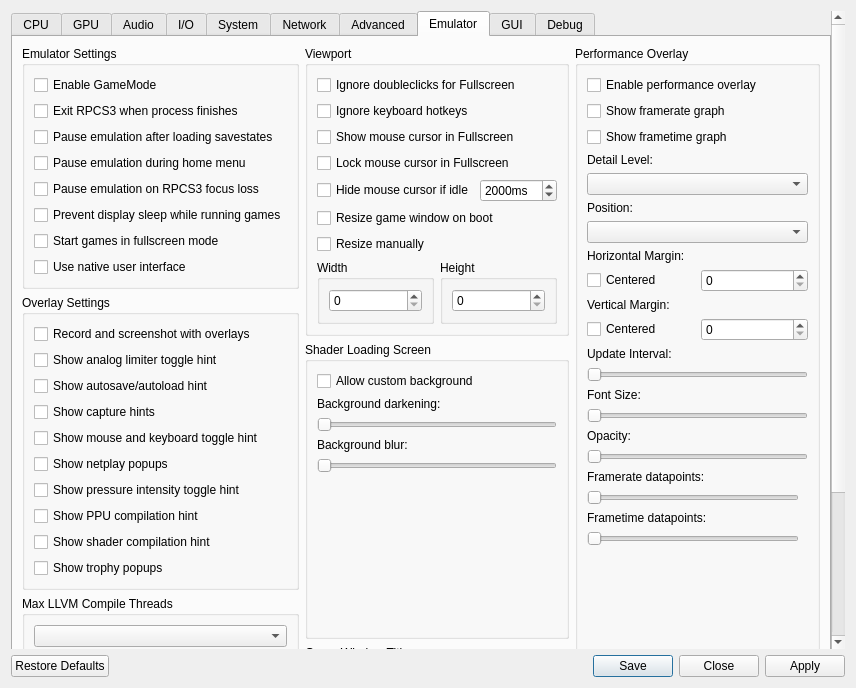
RPCS3/rpcs3, file rpcs3/rpcs3qt/settings_dialog.ui: the form before one commit.
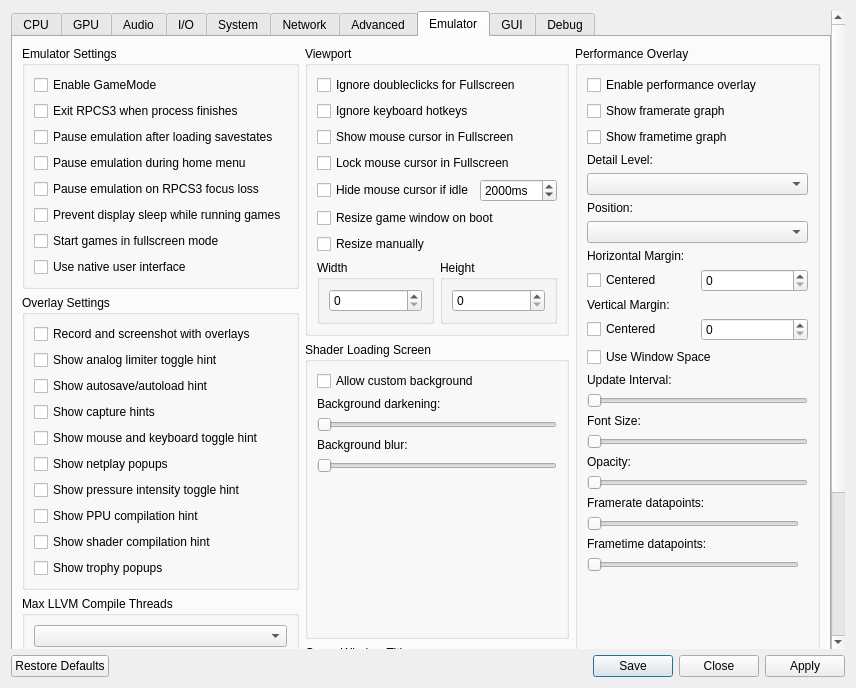
The form after the commit. The open tabs and pages were chosen to show the change. Icons and pictures are not drawn.

Commit message: overlays: Add performance overlay window-space setting

What changed in the file:
```diff
--- a/rpcs3/rpcs3qt/settings_dialog.ui
+++ b/rpcs3/rpcs3qt/settings_dialog.ui
@@ -3549,6 +3549,13 @@
                  </item>
                 </layout>
                </item>
+               <item>
+                <widget class="QCheckBox" name="perfOverlayUseWindowSpace">
+                 <property name="text">
+                  <string>Use Window Space</string>
+                 </property>
+                </widget>
+               </item>
                <item>
                 <widget class="QWidget" name="perf_overlay_update_interval" native="true">
                  <layout class="QVBoxLayout" name="layout_perf_overlay_update_interval">
```
The commit also changes 7 other files.
